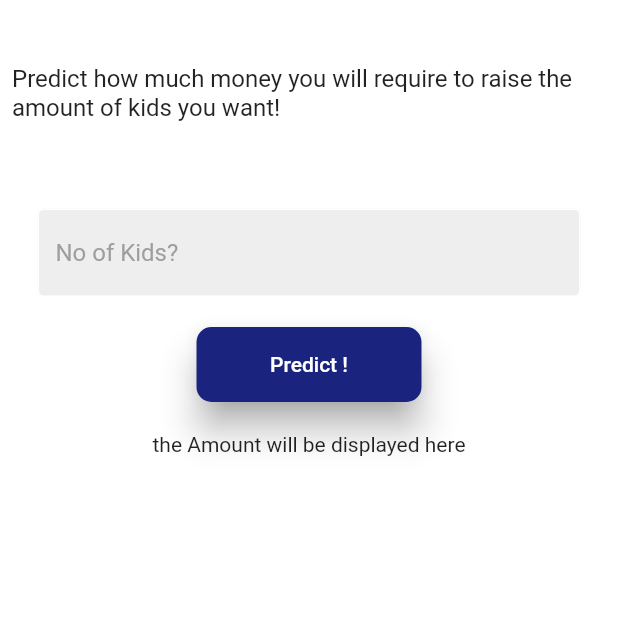
After one commit to nishantnz/Fam-Fin-PLanning, a Flutter app: the FinacialInputs screen opened directly, on a phone screen of 412 x 824 dp, the top half of it. The commit adds this screen. Run offline on Flutter 3.47's test engine with Material 2 defaults, Android fonts, the light colour scheme and no system bars; our stand-ins replace flutter_custom_clippers, google_fonts, image_picker, introduction_screen, lottie, percent_indicator and 1 more.

Commit message:
made basic form in finacial inputs and routed

```diff
--- a/lib/pages/navpages/financial_options.dart
+++ b/lib/pages/navpages/financial_options.dart
@@ -1,4 +1,5 @@
 import 'package:family_financial_planning/utils/colors.dart';
+import 'package:family_financial_planning/utils/routes.dart';
 import 'package:flutter/material.dart';
 import 'package:flutter_custom_clippers/flutter_custom_clippers.dart';
 import 'package:google_fonts/google_fonts.dart';
@@ -55,11 +56,17 @@ class FinancialOptions extends StatelessWidget {
                     gradient: const LinearGradient(colors: MyColors.cardColor),
                   ),
                   child: ListTile(
+                    onTap: () {
+                      Navigator.pushNamed(
+                        context,
+                        MyRoutes.finacialInputs,
+                        arguments: index,
+                      );
+                    },
                     contentPadding:
                         const EdgeInsets.only(bottom: 15, left: 20, top: 12),
                     leading: Icon(Icons.attach_money_rounded,
                         color: Colors.greenAccent),
-                    onTap: () {},
                     subtitle: Text(subTitles[index],
                         style: const TextStyle(color: Colors.white)),
                     title: Text(
--- /dev/null
+++ b/lib/pages/navpages/insideNavPage/financial_inputs.dart
@@ -0,0 +1,79 @@
+import 'package:family_financial_planning/utils/my_textField.dart';
+import 'package:flutter/material.dart';
+import 'package:flutter/src/widgets/framework.dart';
+import 'package:flutter/src/widgets/placeholder.dart';
+
+class FinacialInputs extends StatelessWidget {
+  const FinacialInputs({super.key});
+
+  @override
+  Widget build(BuildContext context) {
+    return SafeArea(
+      child: Scaffold(
+        backgroundColor: Colors.white,
+        body: SafeArea(
+          child: SingleChildScrollView(
+            child: Form(
+              // key: _formKey,
+              child: Center(
+                child: Column(
+                  mainAxisAlignment: MainAxisAlignment.center,
+                  // ignore: prefer_const_literals_to_create_immutables
+                  children: [
+                    //logo
+                    const SizedBox(
+                      height: 10,
+                    ),
+                    SizedBox(
+                      height: 25,
+                    ),
+                    Padding(
+                      padding: const EdgeInsets.all(8.0),
+                      child: const Text(
+                        "Predict how much money you will require to raise the amount of kids you want!",
+                        style: TextStyle(
+                          fontSize: 16,
+                        ),
+                      ),
+                    ),
+                    //username field
+                    const SizedBox(
+                      height: 50,
+                    ),
+                    MyTextField(
+                      hintText: "No of Kids?",
+
+                      // controller: usernameController,
+                      // formKey: _formKey,
+                    ),
+
+                    SizedBox(
+                      height: 20,
+                    ),
+
+                    ElevatedButton(
+                      onPressed: () {},
+                      child: const Text("Predict !"),
+                      style: TextButton.styleFrom(
+                        backgroundColor: Colors.indigo[900],
+                        shadowColor: Colors.grey,
+                        shape: RoundedRectangleBorder(
+                            borderRadius: BorderRadius.circular(10)),
+                        elevation: 10,
+                        minimumSize: const Size(150, 50),
+                      ),
+                    ),
+                    SizedBox(
+                      height: 20,
+                    ),
+                    Text("the Amount will be displayed here"),
+                  ],
+                ),
+              ),
+            ),
+          ),
+        ),
+      ),
+    );
+  }
+}
```
